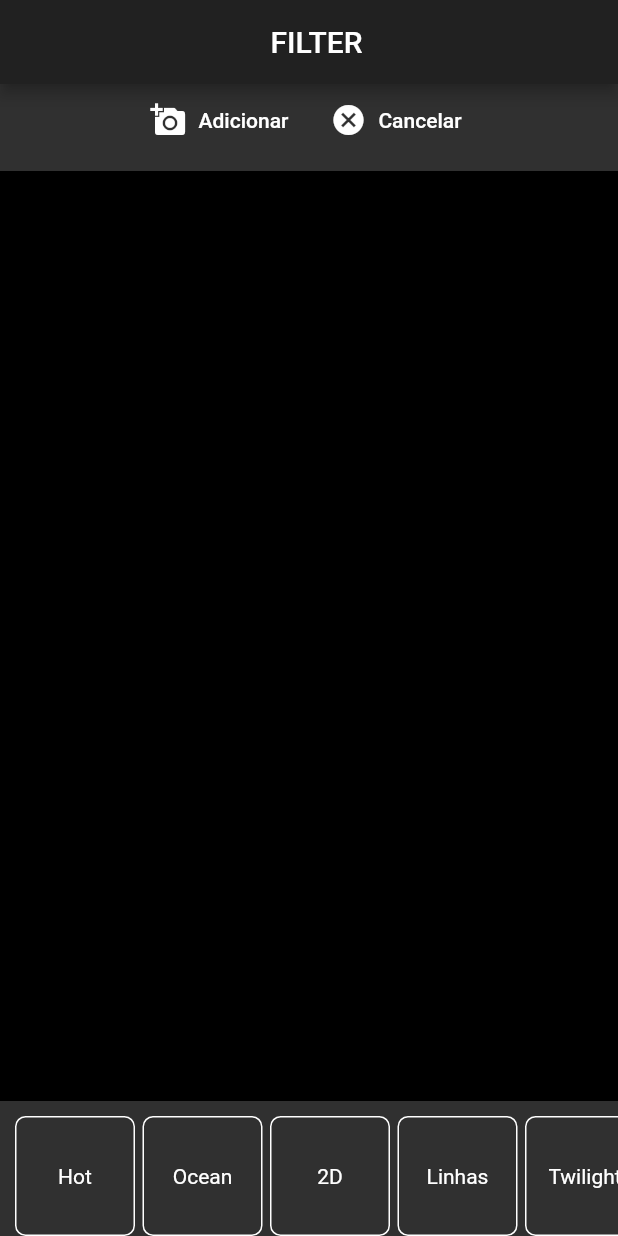
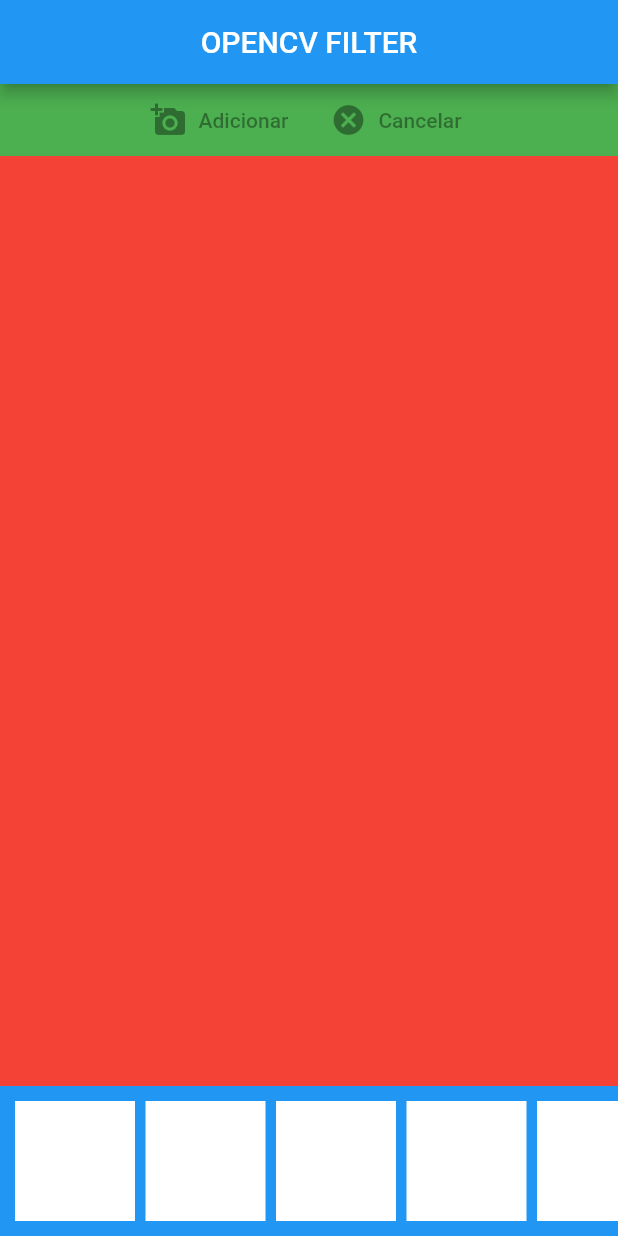
Before and after one commit to ayusuke7/FlutterOpenCV, a Flutter app: the screen it shows after launch, on a phone screen of 412 x 824 dp. Run offline on Flutter 3.47's test engine with Material 2 defaults, Android fonts, the phone set to English and light mode, and no system bars.

Commit message:
Video Aula - Layout do Aplicativo

```diff
--- a/lib/home.dart
+++ b/lib/home.dart
@@ -1,10 +1,4 @@
-import 'dart:io';
 import 'package:flutter/material.dart';
-import 'package:flutter/services.dart';
-import 'package:image_picker/image_picker.dart';
-import 'package:opencv/opencv.dart';
-import 'package:opencvApp/helper/filters.dart';
-
 
 class HomePage extends StatefulWidget {
   @override
@@ -12,92 +6,31 @@ class HomePage extends StatefulWidget {
 }
 
 class _HomePageState extends State<HomePage> {
-
-  final _picker = ImagePicker();
-  String _version = '';
-
-  List<FilterData> filters = [
-    FilterData(name: "Hot", filter: FilterUtils.applyHot),
-    FilterData(name: "Ocean", filter: FilterUtils.applyOcean),
-    FilterData(name: "2D", filter: FilterUtils.applyFilter2D),
-    FilterData(name: "Linhas", filter: FilterUtils.applyLines),
-    FilterData(name: "Twilight", filter: FilterUtils.applyTwilight),
-    FilterData(name: "Preto/Branco", filter: FilterUtils.applyThreshold),
-  ];
-
-  File _file;
-  Image _imagem;
-
-  _cancelApplyFilter() {
-    if(_file == null) return;
-
-    setState(() {
-      _imagem = Image.file(_file);
-    });
-  }
-
-  _getImageByGalery() async {
-
-    var pickerFile = await _picker.getImage(
-      source: ImageSource.gallery
-    );
-
-    if(pickerFile != null){
-      var file = File(pickerFile.path);
-
-      setState(() {
-        _file = file;
-       _imagem = Image.file(file);
-      });
-    }
-
-  }
-
-  _initPlatformState() async {
-    String platformVersion;
-    try {
-      platformVersion = await OpenCV.platformVersion;
-      setState(() => _version = platformVersion);
-    } on PlatformException {
-      platformVersion = 'Failed to get platform version.';
-    }
-
-    if (!mounted) return;
-
-  }
-
-
-  @override
-  void initState() {
-    super.initState();
-    _initPlatformState();
-  }
-
   @override
   Widget build(BuildContext context) {
     return Scaffold(
       appBar: AppBar(
-        backgroundColor: Colors.grey[900],
         centerTitle: true,
-        title: Text(" ${_version.toUpperCase()} FILTER"),
+        title: Text("OPENCV FILTER"),
       ),
       body: Container(
         color: Colors.grey[850],
         child: Column(
           children: [
             Container(
+              color: Colors.green,
               child: Row(
                 mainAxisAlignment: MainAxisAlignment.center,
                 children: [
                   FlatButton.icon(
-                    icon: Icon(Icons.add_a_photo, color: Colors.white,),
-                    label: Text('Adicionar', style: TextStyle(color: Colors.white),),
-                    onPressed: _getImageByGalery
+                    icon: Icon(Icons.add_a_photo),
+                    label: Text('Adicionar'),
+                    onPressed: null
                   ),
                   FlatButton.icon(
-                    icon: Icon(Icons.cancel, color: Colors.white),
-                    label: Text('Cancelar', style: TextStyle(color: Colors.white),),
-                    onPressed: _cancelApplyFilter
+                    icon: Icon(Icons.cancel),
+                    label: Text('Cancelar'),
+                    onPressed: null
                   ),
                 ],
               ),
@@ -105,43 +38,47 @@ class _HomePageState extends State<HomePage> {
             Expanded(
               child: Container(
                 width: double.maxFinite,
-                margin: EdgeInsets.only(bottom: 10.0, top: 10.0),
-                decoration: BoxDecoration(
-                  color: Colors.black,
-                  border: Border.all()
-                ),
-                child: _imagem != null ? _imagem : null,
+                color: Colors.red,
               ),
             ),
             Container(
-              height: 80.0,
+              height: 100.0,
+              color: Colors.blue,
               child: ListView(
                 scrollDirection: Axis.horizontal,
-                padding: const EdgeInsets.symmetric(horizontal: 10),
-                children: filters.map((f) {
-                  return GestureDetector(
-                    onTap: () async {
-                      if(_file == null) return;
-
-                      var result = await f.filter(_file);
-                      setState(() { _imagem = result; });
-                    },
-                    child: Container(
-                      width: 80.0,
-                      margin: EdgeInsets.only(right: 5),
-                      decoration: BoxDecoration(
-                        borderRadius: BorderRadius.circular(7.0),
-                        border: Border.all(color: Colors.white)
-                      ),
-                      child: Center(
-                        child: Text(f.name,
-                          textAlign: TextAlign.center,
-                          style: TextStyle(color: Colors.white),
-                        )
-                      ),
-                    ),
-                  );
-                }).toList(),
+                padding: const EdgeInsets.all(10),
+                children: [
+                  Container(
+                    width: 80.0,
+                    height: 80.0,
+                    color: Colors.white,
+                    margin: EdgeInsets.only(right: 7.0),
+                  ),
+                  Container(
+                    width: 80.0,
+                    height: 80.0,
+                    color: Colors.white,
+                    margin: EdgeInsets.only(right: 7.0),
+                  ),
+                  Container(
+                    width: 80.0,
+                    height: 80.0,
+                    color: Colors.white,
+                    margin: EdgeInsets.only(right: 7.0),
+                  ),
+                  Container(
+                    width: 80.0,
+                    height: 80.0,
+                    color: Colors.white,
+                    margin: EdgeInsets.only(right: 7.0),
+                  ),
+                  Container(
+                    width: 80.0,
+                    height: 80.0,
+                    color: Colors.white,
+                    margin: EdgeInsets.only(right: 7.0),
+                  ),
+                ],
               ),
             )
           ],
--- a/lib/main.dart
+++ b/lib/main.dart
@@ -10,7 +10,6 @@ class MyApp extends StatelessWidget {
   Widget build(BuildContext context) {
     return MaterialApp(
       title: 'Flutter Demo',
-      debugShowCheckedModeBanner: false,
       theme: ThemeData(
         primarySwatch: Colors.blue,
         visualDensity: VisualDensity.adaptivePlatformDensity,
```
Also changed, not shown: lib/helper/filters.dart (deleted, +0 -107 lines).
